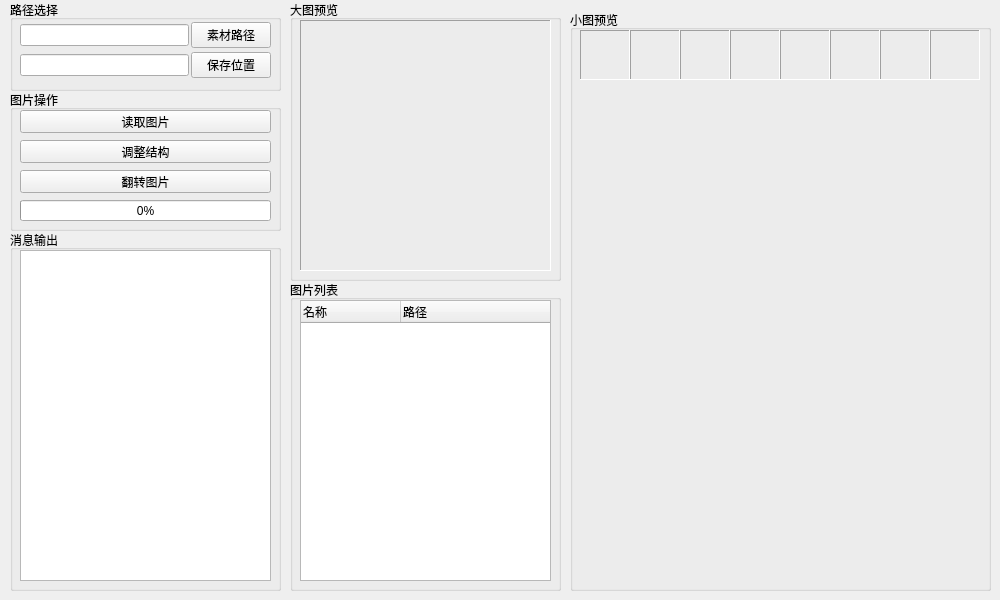
This is src/resources/ImageReverse.ui in Junt62/ImageReverse as Qt 5 draws it before an edit. The edited form follows.
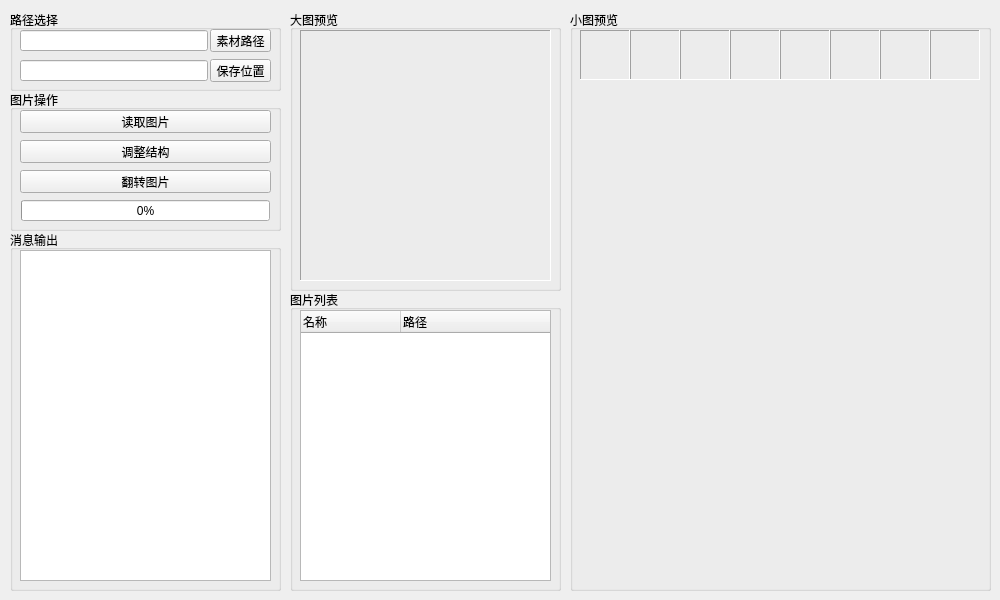
This is the edited form. Icons and pictures are not drawn.

Commit message: 界面大改版，现在可以预览图片

The edit to the form file:
```diff
--- a/src/resources/ImageReverse.ui
+++ b/src/resources/ImageReverse.ui
@@ -43,29 +43,23 @@
    <property name="geometry">
     <rect>
      <x>10</x>
-     <y>0</y>
+     <y>10</y>
      <width>271</width>
-     <height>91</height>
+     <height>81</height>
     </rect>
    </property>
    <property name="title">
     <string>路径选择</string>
    </property>
-   <widget class="QWidget" name="horizontalLayoutWidget">
-    <property name="geometry">
-     <rect>
-      <x>10</x>
-      <y>20</y>
-      <width>251</width>
-      <height>31</height>
-     </rect>
-    </property>
-    <layout class="QHBoxLayout" name="ImgPath">
-     <property name="spacing">
-      <number>2</number>
-     </property>
-     <item>
       <widget class="QLineEdit" name="inputImgPath">
+    <property name="geometry">
+     <rect>
+      <x>10</x>
+      <y>20</y>
+      <width>188</width>
+      <height>21</height>
+     </rect>
+    </property>
        <property name="sizePolicy">
         <sizepolicy hsizetype="Expanding" vsizetype="Fixed">
          <horstretch>0</horstretch>
@@ -73,9 +67,15 @@
         </sizepolicy>
        </property>
       </widget>
-     </item>
-     <item>
       <widget class="QPushButton" name="btnImgPath">
+    <property name="geometry">
+     <rect>
+      <x>200</x>
+      <y>19</y>
+      <width>61</width>
+      <height>23</height>
+     </rect>
+    </property>
        <property name="sizePolicy">
         <sizepolicy hsizetype="Fixed" vsizetype="Fixed">
          <horstretch>0</horstretch>
@@ -104,31 +104,28 @@
         <bool>false</bool>
        </property>
       </widget>
-     </item>
-    </layout>
-   </widget>
-   <widget class="QWidget" name="layoutWidget">
-    <property name="geometry">
-     <rect>
-      <x>10</x>
-      <y>50</y>
-      <width>251</width>
-      <height>31</height>
-     </rect>
-    </property>
-    <layout class="QHBoxLayout" name="SavePath">
-     <property name="spacing">
-      <number>2</number>
-     </property>
-     <item>
       <widget class="QLineEdit" name="inputSavePath">
        <property name="enabled">
         <bool>true</bool>
        </property>
-      </widget>
-     </item>
-     <item>
+    <property name="geometry">
+     <rect>
+      <x>10</x>
+      <y>50</y>
+      <width>188</width>
+      <height>21</height>
+     </rect>
+    </property>
+   </widget>
       <widget class="QPushButton" name="btnSavePath">
+    <property name="geometry">
+     <rect>
+      <x>200</x>
+      <y>49</y>
+      <width>61</width>
+      <height>23</height>
+     </rect>
+    </property>
        <property name="sizePolicy">
         <sizepolicy hsizetype="Fixed" vsizetype="Fixed">
          <horstretch>0</horstretch>
@@ -157,17 +154,14 @@
         <bool>false</bool>
        </property>
       </widget>
-     </item>
-    </layout>
-   </widget>
   </widget>
   <widget class="QGroupBox" name="groupListImg">
    <property name="geometry">
     <rect>
      <x>290</x>
-     <y>280</y>
+     <y>290</y>
      <width>271</width>
-     <height>311</height>
+     <height>301</height>
     </rect>
    </property>
    <property name="title">
@@ -179,7 +173,7 @@
       <x>10</x>
       <y>20</y>
       <width>251</width>
-      <height>281</height>
+      <height>271</height>
      </rect>
     </property>
     <property name="sizeAdjustPolicy">
@@ -290,9 +284,9 @@
     </property>
     <property name="geometry">
      <rect>
-      <x>10</x>
+      <x>11</x>
       <y>110</y>
-      <width>251</width>
+      <width>249</width>
       <height>21</height>
      </rect>
     </property>
@@ -320,7 +314,7 @@
    <property name="geometry">
     <rect>
      <x>290</x>
-     <y>0</y>
+     <y>10</y>
      <width>271</width>
      <height>281</height>
     </rect>
@@ -328,7 +322,47 @@
    <property name="title">
     <string>大图预览</string>
    </property>
-   <widget class="QLabel" name="labelImgBig1">
+   <widget class="QLabel" name="labelImgBigBack">
+    <property name="geometry">
+     <rect>
+      <x>10</x>
+      <y>20</y>
+      <width>251</width>
+      <height>251</height>
+     </rect>
+    </property>
+    <property name="sizePolicy">
+     <sizepolicy hsizetype="Preferred" vsizetype="Preferred">
+      <horstretch>0</horstretch>
+      <verstretch>0</verstretch>
+     </sizepolicy>
+    </property>
+    <property name="minimumSize">
+     <size>
+      <width>50</width>
+      <height>50</height>
+     </size>
+    </property>
+    <property name="maximumSize">
+     <size>
+      <width>9999</width>
+      <height>9999</height>
+     </size>
+    </property>
+    <property name="frameShape">
+     <enum>QFrame::Panel</enum>
+    </property>
+    <property name="frameShadow">
+     <enum>QFrame::Sunken</enum>
+    </property>
+    <property name="text">
+     <string/>
+    </property>
+    <property name="alignment">
+     <set>Qt::AlignCenter</set>
+    </property>
+   </widget>
+   <widget class="QLabel" name="labelImgBigShow">
     <property name="geometry">
      <rect>
       <x>10</x>
```
Lines whose indentation alone changed are shown as unchanged. The commit also changes 7 other files.
